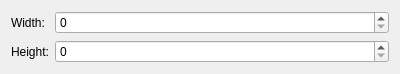
Above: App/tools/image_clip/scale_tab.ui from fengzhu2007/anycode before the change. Below: the same form after it.
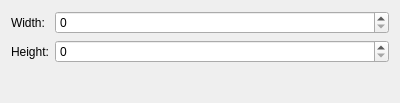
That is the form after the change.

Diff of the .ui file:
```diff
--- a/App/tools/image_clip/scale_tab.ui
+++ b/App/tools/image_clip/scale_tab.ui
@@ -7,7 +7,7 @@
     <x>0</x>
     <y>0</y>
     <width>400</width>
-    <height>74</height>
+    <height>103</height>
    </rect>
   </property>
   <property name="windowTitle">
```
Left out of the diff: 14 changed lines with no effect on the pictures.
